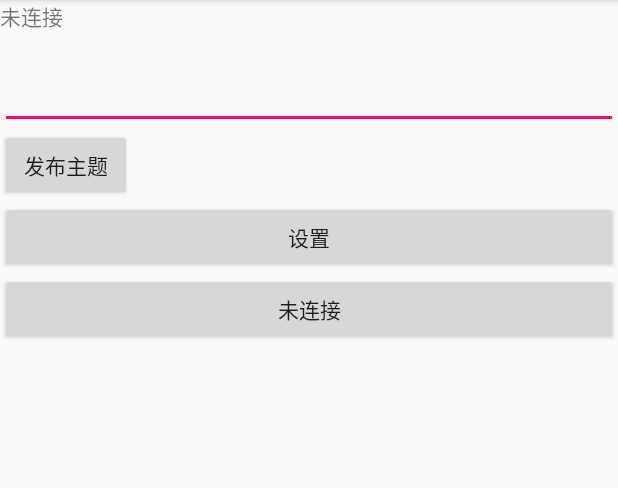
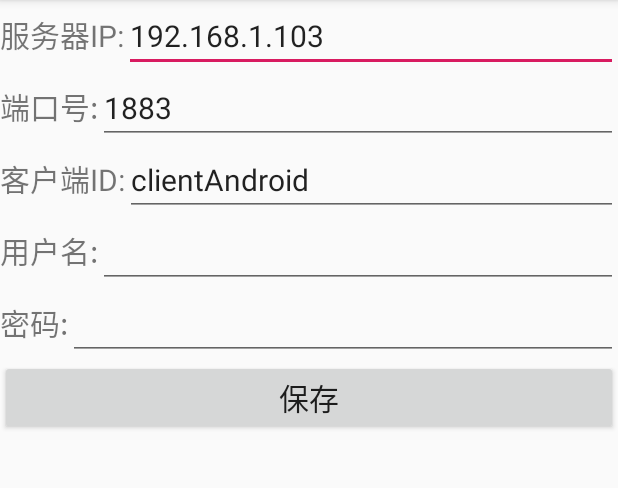
Before and after one commit to lnstow/mqtt-client, an Android app: the screen it shows after launch (MainActivity before the commit, SettingsActivity after it), after a tap on "设置", on a phone screen of 412 x 824 dp, the part 84-572 px from its top. Run offline under Robolectric (Android 15) with nearby library versions, the phone set to English and light mode, and no system bars; libraries missing offline, so code that uses them is left out: org.eclipse.paho; 3 statements that could not run were skipped.

Commit message:
完成Mqtt参数设置界面

```diff
--- a/app/src/main/java/com/example/mqttclient/MainActivity.java
+++ b/app/src/main/java/com/example/mqttclient/MainActivity.java
@@ -50,30 +50,20 @@ public class MainActivity extends AppCompatActivity implements MqttService.MqttE
         et = findViewById(R.id.input);
         connectState = findViewById(R.id.connect_state);
 
-        final Intent intent = new Intent(this, MqttService.class);
-        bindService(intent, connection, Context.BIND_AUTO_CREATE);
+        Intent mqttServiceIntent = new Intent(this, MqttService.class);
+        bindService(mqttServiceIntent, connection, Context.BIND_AUTO_CREATE);
 
         findViewById(R.id.settings_btn).setOnClickListener(new View.OnClickListener() {
             @Override
             public void onClick(View view) {
-                try {
-                    mqttBinder.publishMessage("/test", et.getText().toString());
-                } catch (MqttException e) {
-                    e.printStackTrace();
-                }
-            }
-        });
-        findViewById(R.id.connect_btn).setOnClickListener(new View.OnClickListener() {
-            @Override
-            public void onClick(View view) {
-
+                Intent intent = new Intent(MainActivity.this, SettingsActivity.class);
+                startActivity(intent);
             }
         });
     }
 
     void subscribeTopics(){
         try {
-            Toast.makeText(MainActivity.this, "connect ok", Toast.LENGTH_SHORT).show();
             mqttBinder.subscribe("/test");
         } catch (MqttException e) {
             e.printStackTrace();
@@ -102,7 +92,6 @@ public class MainActivity extends AppCompatActivity implements MqttService.MqttE
 
     @Override
     public void onDeliveryComplete() {
-        //Toast.makeText(MainActivity.this, "publish ok", Toast.LENGTH_SHORT).show();
         Log.d(TAG, "publish ok");
     }
 
@@ -114,7 +103,12 @@ public class MainActivity extends AppCompatActivity implements MqttService.MqttE
     @Override
     protected void onRestart() {
         super.onRestart();
-        subscribeTopics();
+        if(mqttBinder.isConnected()){
+            connectState.setText("已连接");
+            subscribeTopics();
+        } else {
+            connectState.setText("未连接");
+        }
     }
 
     @Override
--- a/app/src/main/java/com/example/mqttclient/SettingsActivity.java
+++ b/app/src/main/java/com/example/mqttclient/SettingsActivity.java
@@ -2,13 +2,75 @@ package com.example.mqttclient;
 
 import androidx.appcompat.app.AppCompatActivity;
 
+import android.content.ComponentName;
+import android.content.Context;
+import android.content.Intent;
+import android.content.ServiceConnection;
 import android.os.Bundle;
+import android.os.IBinder;
+import android.view.View;
+import android.widget.EditText;
+import android.widget.Toast;
+
+import com.example.mqttclient.mqtt.MqttParameters;
+import com.example.mqttclient.mqtt.MqttParametersManager;
+import com.example.mqttclient.mqtt.MqttService;
+
+import java.util.Set;
 
 public class SettingsActivity extends AppCompatActivity {
+
+    private MqttService.MqttBinder mqttBinder;
+    private String TAG = "SettingsActivity";
+    private EditText etServerIp, etPort, etClientId, etUserName, etPassword;
+
+    private ServiceConnection connection = new ServiceConnection() {
+        @Override
+        public void onServiceConnected(ComponentName componentName, IBinder iBinder) {
+            mqttBinder = (MqttService.MqttBinder) iBinder;
+        }
+
+        @Override
+        public void onServiceDisconnected(ComponentName componentName) {
+        }
+    };
 
     @Override
     protected void onCreate(Bundle savedInstanceState) {
         super.onCreate(savedInstanceState);
         setContentView(R.layout.activity_settings);
+        final Intent intent = new Intent(this, MqttService.class);
+        bindService(intent, connection, Context.BIND_AUTO_CREATE);
+        etServerIp = findViewById(R.id.et_server_ip);
+        etPort = findViewById(R.id.et_server_port);
+        etClientId = findViewById(R.id.et_client_id);
+        etUserName = findViewById(R.id.et_user_name);
+        etPassword = findViewById(R.id.et_password);
+        MqttParameters mqttParameters = MqttParametersManager.readConfig(SettingsActivity.this);
+        etServerIp.setText(mqttParameters.serverIp);
+        etPort.setText(mqttParameters.port);
+        etClientId.setText(mqttParameters.clientId);
+        etUserName.setText(mqttParameters.userName);
+        etPassword.setText(mqttParameters.passWord);
+
+        findViewById(R.id.save_settings).setOnClickListener(new View.OnClickListener() {
+            @Override
+            public void onClick(View view) {
+                MqttParametersManager.saveConfig(SettingsActivity.this, new MqttParameters(etServerIp.getText().toString()
+                        , etPort.getText().toString()
+                        , etClientId.getText().toString()
+                        , etUserName.getText().toString()
+                        , etPassword.getText().toString()));
+                Toast.makeText(SettingsActivity.this, "保存成功", Toast.LENGTH_SHORT).show();
+                mqttBinder.reConnect();
+                finish();
+            }
+        });
+    }
+
+    @Override
+    protected void onDestroy() {
+        unbindService(connection);
+        super.onDestroy();
     }
 }
--- a/app/src/main/java/com/example/mqttclient/mqtt/MqttParameters.java
+++ b/app/src/main/java/com/example/mqttclient/mqtt/MqttParameters.java
@@ -1,20 +1,22 @@
 package com.example.mqttclient.mqtt;
 
 public class MqttParameters {
-    public String uri;
+    public String serverIp;
+    public String port;
     public String clientId;
     public String userName;
     public String passWord;
 
-    public MqttParameters(String uri, String clientId, String userName, String passWord) {
-        this.uri = uri;
+    public MqttParameters(String serverIp, String port, String clientId, String userName, String passWord) {
+        this.serverIp = serverIp;
+        this.port = port;
         this.clientId = clientId;
         this.userName = userName;
         this.passWord = passWord;
     }
 
-    public void setUri(String uri) {
-        this.uri = uri;
+    public String getUri(){
+        return "tcp://"+serverIp+":"+port;
     }
 
     public void setClientId(String clientId) {
@@ -29,10 +31,6 @@ public class MqttParameters {
         this.passWord = passWord;
     }
 
-    public String getUri() {
-        return uri;
-    }
-
     public String getClientId() {
         return clientId;
     }
--- a/app/src/main/java/com/example/mqttclient/mqtt/MqttParametersManager.java
+++ b/app/src/main/java/com/example/mqttclient/mqtt/MqttParametersManager.java
@@ -5,20 +5,22 @@ import android.content.SharedPreferences;
 
 public class MqttParametersManager {
 
-    public static void saveConfig(Context context, MqttParameters parameters){
+    public static void saveConfig(Context context, MqttParameters parameters) {
         SharedPreferences.Editor editor = context.getSharedPreferences("MqttParameters", Context.MODE_PRIVATE).edit();
-        editor.putString("uri", parameters.uri);
+        editor.putString("serverIp", parameters.serverIp);
+        editor.putString("port", parameters.port);
         editor.putString("clientId", parameters.clientId);
         editor.putString("userName", parameters.userName);
         editor.putString("passWord", parameters.passWord);
         editor.apply();
     }
 
-    public static MqttParameters readConfig(Context context){
+    public static MqttParameters readConfig(Context context) {
         SharedPreferences preferences = context.getSharedPreferences("MqttParameters", Context.MODE_PRIVATE);
-        return new MqttParameters(preferences.getString("uri", "tcp://192.168.1.103:1883")
-        ,preferences.getString("clientId", "clientAndroid")
-        ,preferences.getString("userName", "")
-        ,preferences.getString("passWord", ""));
+        return new MqttParameters(preferences.getString("serverIp", "192.168.1.103")
+                , preferences.getString("port", "1883")
+                , preferences.getString("clientId", "clientAndroid")
+                , preferences.getString("userName", "")
+                , preferences.getString("passWord", ""));
     }
 }
--- a/app/src/main/java/com/example/mqttclient/mqtt/MqttService.java
+++ b/app/src/main/java/com/example/mqttclient/mqtt/MqttService.java
@@ -51,8 +51,12 @@ public class MqttService extends Service {
     public class MqttBinder extends Binder {
 
         public void reConnect() {
-            disConnect();
-            connect(MqttParametersManager.readConfig(MqttService.this));
+            new Thread(new Runnable() {
+                @Override
+                public void run() {
+                    connect(MqttParametersManager.readConfig(MqttService.this));
+                }
+            }).start();
         }
 
         public boolean isConnected() {
@@ -87,11 +91,10 @@ public class MqttService extends Service {
             return;
         }
 
-        if (client == null) {
-            // uri:协议+地址+端口号
-            client = new MqttAndroidClient(this, parameters.uri, parameters.clientId);
-            client.setCallback(mqttCallback);// 设置MQTT监听并且接受消息
-        }
+        disConnect();
+
+        client = new MqttAndroidClient(this, parameters.getUri(), parameters.clientId);
+        client.setCallback(mqttCallback);// 设置MQTT监听并且接受消息
 
         conOpt.setCleanSession(true);// 清除缓存
         conOpt.setConnectionTimeout(10);// 设置超时时间，单位：秒
@@ -117,7 +120,7 @@ public class MqttService extends Service {
     }
 
     private void disConnect() {
-        if (client != null) {
+        if (client != null && client.isConnected()) {
             try {
                 client.disconnect();
             } catch (MqttException e) {
--- a/app/src/main/res/layout/activity_main.xml
+++ b/app/src/main/res/layout/activity_main.xml
@@ -20,18 +20,9 @@
         android:layout_height="wrap_content"/>
 
     <Button
-        android:id="@+id/button"
-        android:layout_width="wrap_content"
-        android:layout_height="wrap_content"
-        android:text="发布主题"/>
-    <Button
         android:id="@+id/settings_btn"
         android:layout_width="match_parent"
         android:layout_height="wrap_content"
         android:text="设置"/>
-    <Button
-        android:id="@+id/connect_btn"
-        android:layout_width="match_parent"
-        android:layout_height="wrap_content"
-        android:text="未连接"/>
+
 </LinearLayout>
--- a/app/src/main/res/layout/activity_settings.xml
+++ b/app/src/main/res/layout/activity_settings.xml
@@ -1,9 +1,98 @@
 <?xml version="1.0" encoding="utf-8"?>
-<androidx.constraintlayout.widget.ConstraintLayout xmlns:android="http://schemas.android.com/apk/res/android"
-    xmlns:app="http://schemas.android.com/apk/res-auto"
-    xmlns:tools="http://schemas.android.com/tools"
-    android:layout_width="match_parent"
-    android:layout_height="match_parent"
-    tools:context=".SettingsActivity">
+<LinearLayout xmlns:android="http://schemas.android.com/apk/res/android"
+    android:orientation="vertical" android:layout_width="match_parent"
+    android:layout_height="match_parent">
 
-</androidx.constraintlayout.widget.ConstraintLayout>
+    <LinearLayout
+        android:orientation="horizontal"
+        android:layout_width="match_parent"
+        android:layout_height="wrap_content">
+
+        <TextView
+            android:layout_width="wrap_content"
+            android:layout_height="wrap_content"
+            android:text="服务器IP:"
+            android:textSize="20sp"/>
+        <EditText
+            android:id="@+id/et_server_ip"
+            android:layout_width="match_parent"
+            android:layout_height="wrap_content"
+            android:textSize="20sp"/>
+    </LinearLayout>
+
+    <LinearLayout
+        android:orientation="horizontal"
+        android:layout_width="match_parent"
+        android:layout_height="wrap_content">
+
+        <TextView
+            android:layout_width="wrap_content"
+            android:layout_height="wrap_content"
+            android:text="端口号:"
+            android:textSize="20sp"/>
+        <EditText
+            android:id="@+id/et_server_port"
+            android:layout_width="match_parent"
+            android:layout_height="wrap_content"
+            android:textSize="20sp"/>
+    </LinearLayout>
+
+    <LinearLayout
+        android:orientation="horizontal"
+        android:layout_width="match_parent"
+        android:layout_height="wrap_content">
+
+        <TextView
+            android:layout_width="wrap_content"
+            android:layout_height="wrap_content"
+            android:text="客户端ID:"
+            android:textSize="20sp"/>
+        <EditText
+            android:id="@+id/et_client_id"
+            android:layout_width="match_parent"
+            android:layout_height="wrap_content"
+            android:textSize="20sp"/>
+    </LinearLayout>
+
+    <LinearLayout
+        android:orientation="horizontal"
+        android:layout_width="match_parent"
+        android:layout_height="wrap_content">
+
+        <TextView
+            android:layout_width="wrap_content"
+            android:layout_height="wrap_content"
+            android:text="用户名:"
+            android:textSize="20sp"/>
+        <EditText
+            android:id="@+id/et_user_name"
+            android:layout_width="match_parent"
+            android:layout_height="wrap_content"
+            android:textSize="20sp"/>
+    </LinearLayout>
+    <LinearLayout
+        android:orientation="horizontal"
+        android:layout_width="match_parent"
+        android:layout_height="wrap_content">
+
+        <TextView
+            android:layout_width="wrap_content"
+            android:layout_height="wrap_content"
+            android:text="密码:"
+            android:textSize="20sp"/>
+        <EditText
+            android:id="@+id/et_password"
+            android:layout_width="match_parent"
+            android:layout_height="wrap_content"
+            android:textSize="20sp"/>
+    </LinearLayout>
+
+    <Button
+        android:id="@+id/save_settings"
+        android:layout_width="match_parent"
+        android:layout_height="wrap_content"
+        android:text="保存"
+        android:layout_gravity="center"
+        android:textSize="20sp"/>
+
+</LinearLayout>
```
